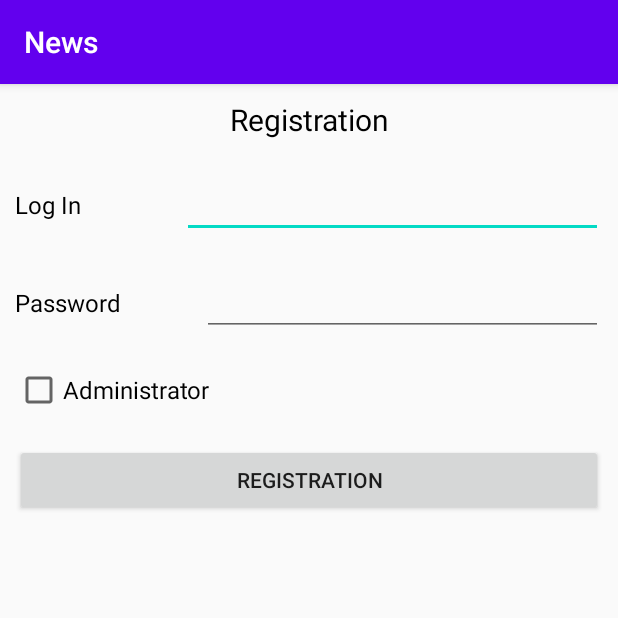
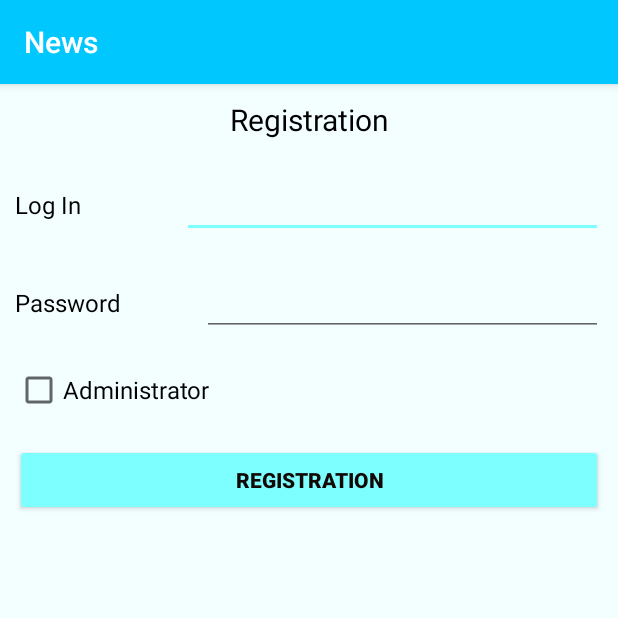
Before and after one commit to alexbondarenko0/NewsViewer, an Android app: the RegistrationActivity screen opened directly, with no data from a screen before it, on a phone screen of 412 x 824 dp, the top half of it. Run offline under Robolectric (Android 15) with nearby library versions, the light colour scheme and no system bars.

Commit message:
Added "design" things

```diff
--- a/app/src/main/java/com/alexbondarenko/newsviewer/data/storage/UsersStorage.java
+++ b/app/src/main/java/com/alexbondarenko/newsviewer/data/storage/UsersStorage.java
@@ -61,7 +61,6 @@ public class UsersStorage {
         List<User> users = getUsers();
         users.add(newUser);
         setUsers(users);
-        Toast.makeText(context, "Пользователь зарегистрирован", Toast.LENGTH_SHORT).show();
     }
 
     public boolean hasIn(User user) {
--- /dev/null
+++ b/app/src/main/res/drawable/rounded_corner.xml
@@ -0,0 +1,17 @@
+<?xml version="1.0" encoding="utf-8"?>
+<inset xmlns:android="http://schemas.android.com/apk/res/android"
+    android:insetBottom="6dp"
+    android:insetLeft="4dp"
+    android:insetRight="4dp"
+    android:insetTop="6dp">
+    <ripple android:color="?attr/colorControlHighlight">
+        <item>
+            <shape android:shape="rectangle"
+                android:tint="#35759d">
+                <corners android:radius="20dp"/>
+                <solid android:color="#1a237e"/>
+                <padding android:bottom="6dp"/>
+            </shape>
+        </item>
+    </ripple>
+</inset>
--- a/app/src/main/res/layout/activity_favorites.xml
+++ b/app/src/main/res/layout/activity_favorites.xml
@@ -4,6 +4,7 @@
     xmlns:tools="http://schemas.android.com/tools"
     android:layout_width="match_parent"
     android:layout_height="match_parent"
+    android:background="#f3ffff"
     android:orientation="vertical"
     tools:context=".activities.FavoritesActivity">
 
@@ -11,11 +12,11 @@
         android:id="@+id/textView6"
         android:layout_width="match_parent"
         android:layout_height="wrap_content"
+        android:layout_margin="10dip"
         android:text="@string/favorite_articles"
-        android:layout_margin="10dip"
         android:textAlignment="center"
         android:textColor="@color/black"
-        android:textSize="20sp"/>
+        android:textSize="20sp" />
 
     <androidx.recyclerview.widget.RecyclerView
         android:id="@+id/af_recyclerView"
--- a/app/src/main/res/layout/activity_login.xml
+++ b/app/src/main/res/layout/activity_login.xml
@@ -3,6 +3,7 @@
     xmlns:tools="http://schemas.android.com/tools"
     android:layout_width="match_parent"
     android:layout_height="match_parent"
+    android:background="#f3ffff"
     android:orientation="vertical"
     tools:context=".activities.LoginActivity">
 
@@ -76,6 +77,7 @@
 
     <Button
         android:id="@+id/la_button_login"
+        style="@style/RoundedCornerButton"
         android:layout_width="match_parent"
         android:layout_height="wrap_content"
         android:layout_margin="10dip"
@@ -83,6 +85,7 @@
 
     <Button
         android:id="@+id/la_button_registration"
+        style="@style/RoundedCornerButton"
         android:layout_width="match_parent"
         android:layout_height="wrap_content"
         android:layout_margin="10dip"
--- a/app/src/main/res/layout/activity_main.xml
+++ b/app/src/main/res/layout/activity_main.xml
@@ -3,6 +3,7 @@
     xmlns:tools="http://schemas.android.com/tools"
     android:layout_width="match_parent"
     android:layout_height="match_parent"
+    android:background="#f3ffff"
     android:orientation="vertical"
     tools:context=".activities.MainActivity">
 
@@ -36,7 +37,7 @@
             <androidx.recyclerview.widget.RecyclerView
                 android:id="@+id/ma_recyclerView"
                 android:layout_width="match_parent"
-                android:layout_height="match_parent" >
+                android:layout_height="match_parent">
 
             </androidx.recyclerview.widget.RecyclerView>
 
--- a/app/src/main/res/layout/activity_news_detail.xml
+++ b/app/src/main/res/layout/activity_news_detail.xml
@@ -4,6 +4,7 @@
     xmlns:tools="http://schemas.android.com/tools"
     android:layout_width="match_parent"
     android:layout_height="match_parent"
+    android:background="#f3ffff"
     android:orientation="vertical"
     tools:context=".activities.NewsDetailActivity">
 
@@ -14,6 +15,7 @@
         android:layout_marginStart="8dip"
         android:layout_marginTop="5dip"
         android:layout_marginEnd="8dip"
+        android:fontFamily="sans-serif"
         android:text="@string/title"
         android:textAlignment="center"
         android:textColor="@color/black"
@@ -56,6 +58,7 @@
 
     <Button
         android:id="@+id/nda_btnOpenView"
+        style="@style/RoundedCornerButton"
         android:layout_width="match_parent"
         android:layout_height="wrap_content"
         android:layout_marginStart="8dip"
@@ -65,6 +68,7 @@
 
     <Button
         android:id="@+id/nda_btnCloseView"
+        style="@style/RoundedCornerButton"
         android:layout_width="match_parent"
         android:layout_height="wrap_content"
         android:layout_marginStart="8dip"
--- a/app/src/main/res/layout/activity_registration.xml
+++ b/app/src/main/res/layout/activity_registration.xml
@@ -3,8 +3,9 @@
     xmlns:tools="http://schemas.android.com/tools"
     android:layout_width="match_parent"
     android:layout_height="match_parent"
-    tools:context=".activities.RegistrationActivity"
-    android:orientation="vertical">
+    android:background="#f3ffff"
+    android:orientation="vertical"
+    tools:context=".activities.RegistrationActivity">
 
     <TextView
         android:id="@+id/textView"
@@ -91,6 +92,7 @@
 
     <Button
         android:id="@+id/ra_button_registration"
+        style="@style/RoundedCornerButton"
         android:layout_width="match_parent"
         android:layout_height="wrap_content"
         android:layout_margin="10dip"
--- a/app/src/main/res/layout/activity_settings.xml
+++ b/app/src/main/res/layout/activity_settings.xml
@@ -4,6 +4,7 @@
     xmlns:tools="http://schemas.android.com/tools"
     android:layout_width="match_parent"
     android:layout_height="match_parent"
+    android:background="#f3ffff"
     android:orientation="vertical"
     tools:context=".activities.SettingsActivity">
 
@@ -71,6 +72,7 @@
 
     <Button
         android:id="@+id/as_btnSave"
+        style="@style/RoundedCornerButton"
         android:layout_width="match_parent"
         android:layout_height="wrap_content"
         android:layout_marginStart="5dip"
--- a/app/src/main/res/values/themes.xml
+++ b/app/src/main/res/values/themes.xml
@@ -2,13 +2,21 @@
     <!-- Base application theme. -->
     <style name="Theme.NewsViewer" parent="Theme.AppCompat.Light.DarkActionBar">
         <!-- Primary brand color. -->
-        <item name="colorPrimary">@color/purple_500</item>
-        <item name="colorPrimaryDark">@color/purple_700</item>
-        <item name="colorAccent">@color/teal_200</item>
+        <item name="colorPrimary">#00c8ff</item>
+        <item name="colorPrimaryDark">#00a0ff</item>
+        <item name="colorAccent">#7effff</item>
         <!-- Customize your theme here. -->
     </style>
 
     <style name="switchCompatTheme">
         <item name="colorControlActivated">#FFF500</item>
     </style>
+
+    <style name="RoundedCornerButton" parent="@style/Widget.AppCompat.Button.Colored">
+        <item name="background">@drawable/rounded_corner</item>
+        <item name="colorButtonNormal">#1a237e</item>
+        <item name="colorControlHighlight">#673ab7</item>
+        <item name="android:textColor">#120907</item>
+        <item name="android:textStyle">bold</item>
+    </style>
 </resources>
```
Also changed, not shown: app/src/main/res/font/roboto.ttf (added).
